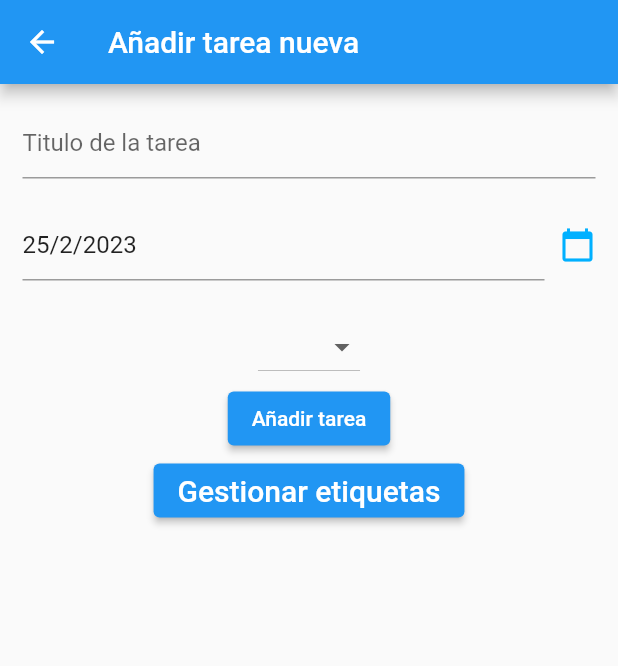
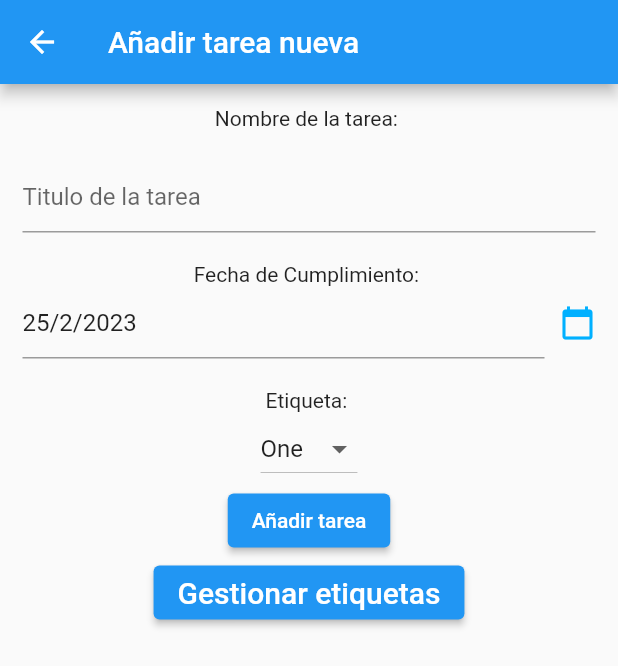
Before and after one commit to AleFlores15/Flutter-To-Do-List, a Flutter app: the FormularioTarea screen opened directly, on a phone screen of 412 x 824 dp. Shown: the top 666 px of the screen. Run offline on Flutter 3.47's test engine with Material 2 defaults, Android fonts, the phone set to English and light mode, and no system bars; our stand-ins replace flutter_datetime_picker.

Commit message:
Add tarea got better

```diff
--- a/lib/screens/tareaform.dart
+++ b/lib/screens/tareaform.dart
@@ -2,7 +2,7 @@ import 'package:flutter/material.dart';
 import 'package:flutter_datetime_picker/flutter_datetime_picker.dart';
 import 'package:flutter_to_do_list/screens/tareas.dart';
 import 'package:flutter_to_do_list/screens/etiqueta.dart';
-
+String dropdownValue = 'One';
 class FormularioTarea extends StatefulWidget {
   const FormularioTarea({Key? key}) : super(key: key);
   static final namePage = "formulario";
@@ -36,6 +36,10 @@ class _FormularioTareaState extends State<FormularioTarea> {
             key: idForm,
             child: Column(
               children: [
+                Text("Nombre de la tarea: ")
+                ,
+                SizedBox(height: 20,)
+                ,
                 TextFormField(
                   onSaved: (valor) {
                     newTarea['Nombre'] = valor;
@@ -45,8 +49,11 @@ class _FormularioTareaState extends State<FormularioTarea> {
                   ),
                 ),
                 SizedBox(height: 20),
+                Text("Fecha de Cumplimiento: ")
+                ,
                 Row(
                   children: [
+
                     Expanded(
                       child: TextFormField(
                         onSaved: (valor) {
@@ -87,15 +94,18 @@ class _FormularioTareaState extends State<FormularioTarea> {
                   ],
                 ),
                 SizedBox(height: 20),
+                Text("Etiqueta: ")
+                ,
+
 
                 DropdownButton<String>(
-
+                  value: dropdownValue,
                   onChanged: (String? newValue) {
                     setState(() {
-
+                      dropdownValue = newValue!;
                     });
                   },
-                      items: <String>['Alta', 'Media', 'Baja']
+                  items: <String>['One', 'Two', 'Three', 'Four']
                       .map<DropdownMenuItem<String>>((String value) {
                     return DropdownMenuItem<String>(
                       value: value,
@@ -103,6 +113,7 @@ class _FormularioTareaState extends State<FormularioTarea> {
                     );
                   }).toList(),
                 ),
+
 
                 ElevatedButton(
                   onPressed: () {
```
Lines whose indentation alone changed are shown as unchanged.
